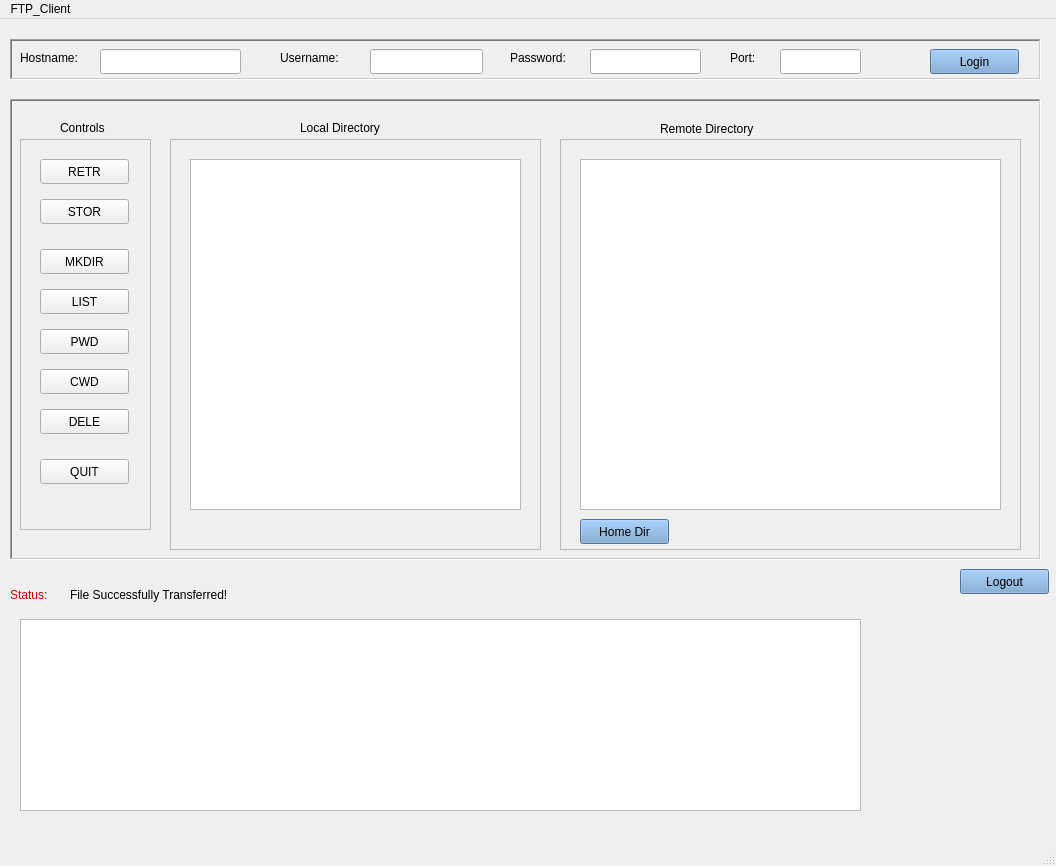
The window that clientInterface.ui (Sephoro/FTP-Application) describes before a commit, drawn with Qt 5.
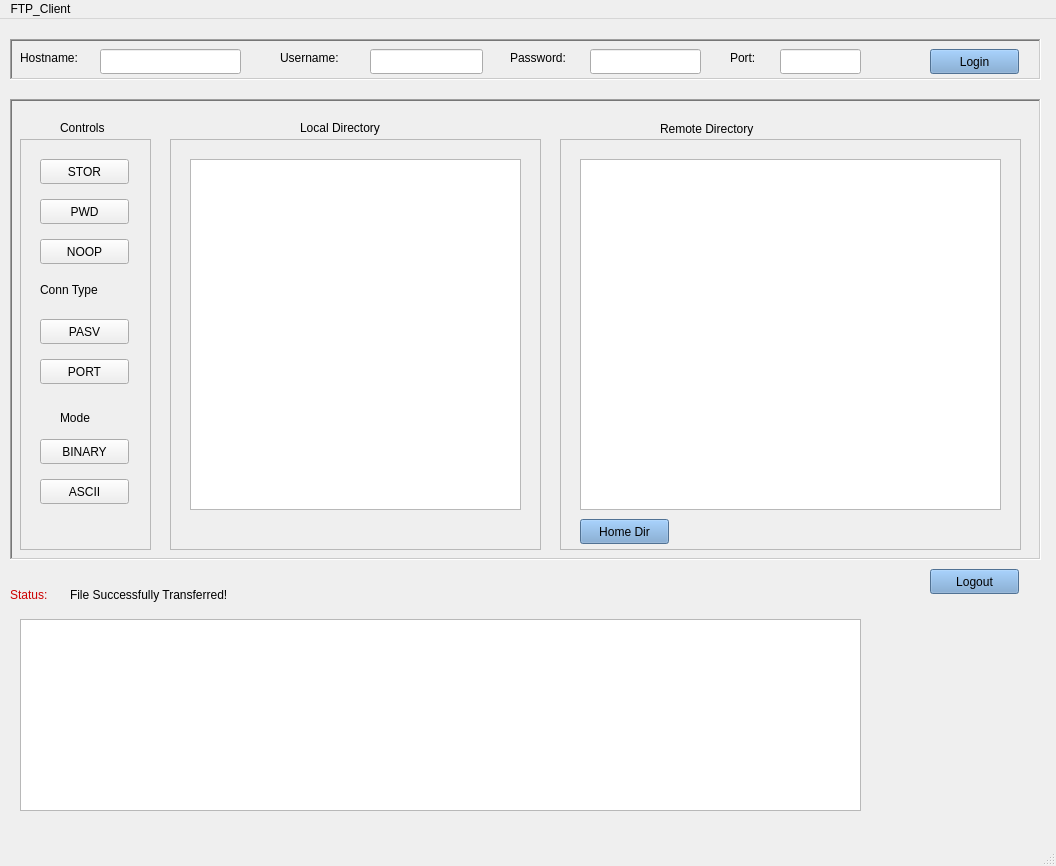
The same window after the commit.

Diff of the .ui file:
```diff
--- a/clientInterface.ui
+++ b/clientInterface.ui
@@ -182,7 +182,7 @@
    <widget class="QPushButton" name="logoutButton">
     <property name="geometry">
      <rect>
-      <x>960</x>
+      <x>930</x>
       <y>550</y>
       <width>89</width>
       <height>25</height>
@@ -216,7 +216,7 @@
        <x>10</x>
        <y>40</y>
        <width>131</width>
-       <height>391</height>
+       <height>411</height>
       </rect>
      </property>
      <property name="frameShape">
@@ -225,93 +225,34 @@
      <property name="frameShadow">
       <enum>QFrame::Sunken</enum>
      </property>
-     <widget class="QPushButton" name="retrButton">
-      <property name="geometry">
-       <rect>
-        <x>20</x>
-        <y>20</y>
-        <width>89</width>
-        <height>25</height>
-       </rect>
-      </property>
-      <property name="text">
-       <string>RETR</string>
-      </property>
-     </widget>
-     <widget class="QPushButton" name="deleButton">
-      <property name="geometry">
-       <rect>
-        <x>20</x>
-        <y>270</y>
-        <width>89</width>
-        <height>25</height>
-       </rect>
-      </property>
-      <property name="text">
-       <string>DELE</string>
-      </property>
-     </widget>
      <widget class="QPushButton" name="storButton">
       <property name="geometry">
        <rect>
         <x>20</x>
-        <y>60</y>
+        <y>20</y>
         <width>89</width>
         <height>25</height>
        </rect>
       </property>
+      <property name="styleSheet">
+       <string notr="true"/>
+      </property>
       <property name="text">
        <string>STOR</string>
       </property>
      </widget>
-     <widget class="QPushButton" name="mkdirButton">
-      <property name="geometry">
-       <rect>
-        <x>20</x>
-        <y>110</y>
-        <width>89</width>
-        <height>25</height>
-       </rect>
-      </property>
-      <property name="text">
-       <string>MKDIR</string>
-      </property>
-     </widget>
-     <widget class="QPushButton" name="listButton">
-      <property name="geometry">
-       <rect>
-        <x>20</x>
-        <y>150</y>
-        <width>89</width>
-        <height>25</height>
-       </rect>
-      </property>
-      <property name="text">
-       <string>LIST</string>
-      </property>
-     </widget>
-     <widget class="QPushButton" name="pushButton_7">
-      <property name="geometry">
-       <rect>
-        <x>20</x>
-        <y>320</y>
-        <width>89</width>
-        <height>25</height>
-       </rect>
-      </property>
-      <property name="text">
-       <string>QUIT</string>
-      </property>
-     </widget>
      <widget class="QPushButton" name="pwdButton">
       <property name="geometry">
        <rect>
         <x>20</x>
-        <y>190</y>
+        <y>60</y>
         <width>89</width>
         <height>25</height>
        </rect>
       </property>
+      <property name="styleSheet">
+       <string notr="true"/>
+      </property>
       <property name="text">
        <string>PWD</string>
       </property>
@@ -320,13 +261,112 @@
       <property name="geometry">
        <rect>
         <x>20</x>
-        <y>230</y>
+        <y>100</y>
         <width>89</width>
         <height>25</height>
        </rect>
       </property>
+      <property name="styleSheet">
+       <string notr="true"/>
+      </property>
       <property name="text">
-       <string>CWD</string>
+       <string>NOOP</string>
+      </property>
+     </widget>
+     <widget class="QPushButton" name="pasv">
+      <property name="geometry">
+       <rect>
+        <x>20</x>
+        <y>180</y>
+        <width>89</width>
+        <height>25</height>
+       </rect>
+      </property>
+      <property name="styleSheet">
+       <string notr="true"/>
+      </property>
+      <property name="text">
+       <string>PASV</string>
+      </property>
+     </widget>
+     <widget class="QPushButton" name="port_2">
+      <property name="geometry">
+       <rect>
+        <x>20</x>
+        <y>220</y>
+        <width>89</width>
+        <height>25</height>
+       </rect>
+      </property>
+      <property name="styleSheet">
+       <string notr="true"/>
+      </property>
+      <property name="text">
+       <string>PORT</string>
+      </property>
+     </widget>
+     <widget class="QLabel" name="label_8">
+      <property name="geometry">
+       <rect>
+        <x>40</x>
+        <y>270</y>
+        <width>67</width>
+        <height>17</height>
+       </rect>
+      </property>
+      <property name="styleSheet">
+       <string notr="true">font: 13pt &quot;Ubuntu&quot;;</string>
+      </property>
+      <property name="text">
+       <string>Mode</string>
+      </property>
+     </widget>
+     <widget class="QPushButton" name="ascii">
+      <property name="geometry">
+       <rect>
+        <x>20</x>
+        <y>340</y>
+        <width>89</width>
+        <height>25</height>
+       </rect>
+      </property>
+      <property name="styleSheet">
+       <string notr="true"/>
+      </property>
+      <property name="text">
+       <string>ASCII</string>
+      </property>
+     </widget>
+     <widget class="QPushButton" name="binary">
+      <property name="geometry">
+       <rect>
+        <x>20</x>
+        <y>300</y>
+        <width>89</width>
+        <height>25</height>
+       </rect>
+      </property>
+      <property name="styleSheet">
+       <string notr="true"/>
+      </property>
+      <property name="text">
+       <string>BINARY</string>
+      </property>
+     </widget>
+     <widget class="QLabel" name="label_10">
+      <property name="geometry">
+       <rect>
+        <x>20</x>
+        <y>130</y>
+        <width>81</width>
+        <height>41</height>
+       </rect>
+      </property>
+      <property name="styleSheet">
+       <string notr="true">font: 13pt &quot;Ubuntu&quot;;</string>
+      </property>
+      <property name="text">
+       <string>Conn Type</string>
       </property>
      </widget>
     </widget>
```
Left out of the diff: 2 changed lines with no effect on the pictures.
